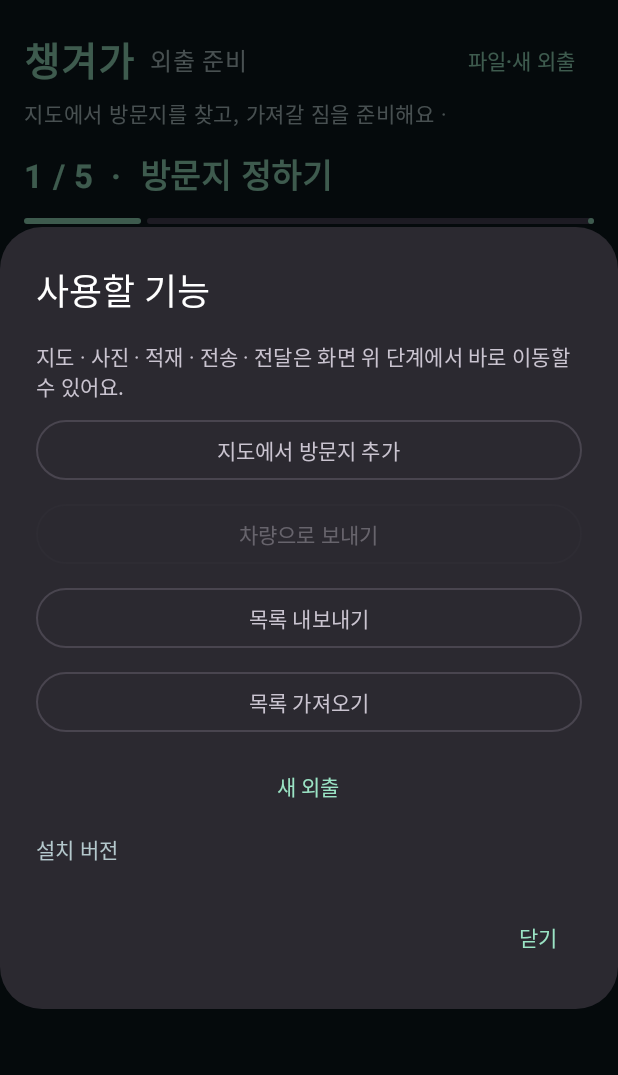
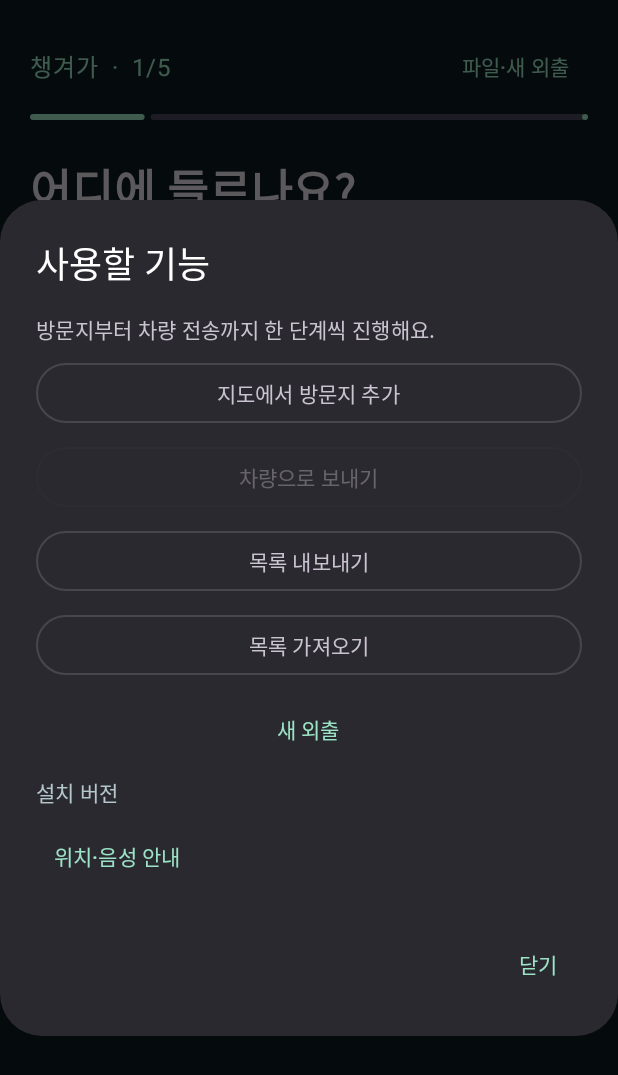
Before and after one commit to park-rudxo/hyundai_app, an Android app built with Jetpack Compose: the screen it shows after launch (MainActivity), after a tap on "파일·새 외출", on a phone screen of 412 x 824 dp. Shown: the top 1075 px of the screen. Run offline under Robolectric (Android 15) with nearby library versions, the phone set to English and light mode, and no system bars.

Commit message:
Add live place search and focused phone preparation flow

```diff
--- a/android/app/build.gradle.kts
+++ b/android/app/build.gradle.kts
@@ -24,8 +24,8 @@ android {
         applicationId = "io.changyeoga.app"
         minSdk = 26
         targetSdk = 35
-        versionCode = 10
-        versionName = "0.7.0"
+        versionCode = 11
+        versionName = "0.8.0"
         testInstrumentationRunner = "androidx.test.runner.AndroidJUnitRunner"
         manifestPlaceholders["naverMapKey"] = naverMapKey
         buildConfigField("String", "PLACE_SEARCH_URL", "\"${placeSearchUrl}\"")
--- a/android/app/src/main/java/io/changyeoga/app/MainActivity.kt
+++ b/android/app/src/main/java/io/changyeoga/app/MainActivity.kt
@@ -201,6 +201,24 @@ private fun App(vehicleAllowed: Boolean, signal: String) {
         },
         onDismiss={wireless=false},
     )
+    if(phone) PhonePreparation(
+        trip=trip, step=step, busy=busy, error=error, loadFailed=loadFailed, store=store,
+        onTools={tools=true}, onMap={openMap(it)}, onExample={commit(Trip.example())},
+        onStep={step=it}, onSelect={commit(trip.selectStop(it))},
+        onPhoto={ useCamera ->
+            pendingStop=trip.selectedStopId
+            runCatching { if(useCamera) camera.launch(null) else picker.launch("image/*") }
+                .onFailure { pendingStop=null;error="사진 앱을 열지 못했어요. 다시 시도해 주세요." }
+        },
+        onState={id,state -> commit(trip.changeState(id,state))},
+        onDelete={item -> val next=trip.removeItem(item.id);commit(next);if(trip==next)store.deletePhoto(item.photo)},
+        onSend={wireless=true}, onReset={reset=true},
+        assistant={
+            if(assistantPanel) TextButton(onClick={assistantPanel=false}) { Text("안내 닫기") }
+            TripAssistant(trip,allowed&&!busy&&!loadFailed,showControls=assistantPanel,onSave={commit(it)},onArrive={id -> commit(trip.selectStop(id));step=4},onPrepare={step=2})
+        }
+    )
+    if(!phone)
     Surface(Modifier.fillMaxSize(),color=Ink) {
         Column(Modifier.fillMaxSize().statusBarsPadding().navigationBarsPadding().padding(horizontal=if(compact) 16.dp else 28.dp,vertical=16.dp)) {
             Row(Modifier.fillMaxWidth(),horizontalArrangement=Arrangement.SpaceBetween,verticalAlignment=Alignment.CenterVertically) {
@@ -342,13 +360,14 @@ private fun App(vehicleAllowed: Boolean, signal: String) {
     }
     if(phone && tools && allowed) AlertDialog(onDismissRequest={tools=false},title={Text("사용할 기능")},text={
         Column(verticalArrangement=Arrangement.spacedBy(8.dp)) {
-            Text("지도 · 사진 · 적재 · 전송 · 전달은 화면 위 단계에서 바로 이동할 수 있어요.")
+            Text("방문지부터 차량 전송까지 한 단계씩 진행해요.")
             OutlinedButton(onClick={tools=false;openMap()},modifier=Modifier.fillMaxWidth()) { Text("지도에서 방문지 추가") }
             OutlinedButton(onClick={tools=false;wireless=true},enabled=trip.items.isNotEmpty(),modifier=Modifier.fillMaxWidth()) { Text("차량으로 보내기") }
             OutlinedButton(onClick={tools=false;runCatching{exporter.launch("changyeoga-trip.zip")}.onFailure{error="파일 저장 앱을 열 수 없습니다."}},enabled=!loadFailed,modifier=Modifier.fillMaxWidth()) { Text("목록 내보내기") }
             OutlinedButton(onClick={tools=false;importConfirm=true},modifier=Modifier.fillMaxWidth()) { Text("목록 가져오기") }
             TextButton(onClick={tools=false;reset=true},modifier=Modifier.fillMaxWidth()) { Text("새 외출") }
             Text("설치 버전 ${installedVersion}",color=Soft)
+            TextButton(onClick={tools=false;assistantPanel=true}) { Text("위치·음성 안내") }
         }
     },confirmButton={TextButton(onClick={tools=false}){Text("닫기")}})
     if(addStop && allowed) AlertDialog(onDismissRequest={addStop=false},title={Text("방문지 추가")},text={OutlinedTextField(value=stopName,onValueChange={stopName=it.take(30)},label={Text("예: 외가, 친구 집")},singleLine=true,modifier=Modifier.testTag("stopName"))},confirmButton={TextButton(enabled=stopName.isNotBlank(),onClick={commit(trip.addStop(stopName));stopName="";addStop=false}){Text("추가")}},dismissButton={TextButton(onClick={addStop=false}){Text("취소")}})
@@ -356,7 +375,7 @@ private fun App(vehicleAllowed: Boolean, signal: String) {
 }
 
 @Composable
-private fun ItemCard(item: Luggage,store: TripStore,delivery: Boolean,enabled: Boolean,showActions: Boolean=true,onState: (ItemState)->Unit,onDelete: ()->Unit) {
+internal fun ItemCard(item: Luggage,store: TripStore,delivery: Boolean,enabled: Boolean,showActions: Boolean=true,onState: (ItemState)->Unit,onDelete: ()->Unit) {
     val bitmap by produceState<android.graphics.Bitmap?>(null,item.photo) {
         value=withContext(Dispatchers.IO) { item.photo?.let { runCatching { BitmapFactory.decodeFile(store.photoFile(it).absolutePath) }.getOrNull() } }
     }
--- /dev/null
+++ b/android/app/src/main/java/io/changyeoga/app/PhonePreparation.kt
@@ -0,0 +1,106 @@
+package io.changyeoga.app
+
+import androidx.compose.foundation.layout.*
+import androidx.compose.foundation.lazy.LazyColumn
+import androidx.compose.foundation.lazy.items
+import androidx.compose.material3.*
+import androidx.compose.runtime.*
+import androidx.compose.ui.Modifier
+import androidx.compose.ui.text.font.FontWeight
+import androidx.compose.ui.unit.dp
+import androidx.compose.ui.unit.sp
+
+/** A single task per page; secondary actions open only when requested. */
+@Composable
+internal fun PhonePreparation(
+    trip:Trip, step:Int, busy:Boolean, error:String, loadFailed:Boolean, store:TripStore,
+    onTools:()->Unit, onMap:(Stop?)->Unit, onExample:()->Unit, onStep:(Int)->Unit,
+    onSelect:(String)->Unit, onPhoto:(Boolean)->Unit, onState:(String,ItemState)->Unit,
+    onDelete:(Luggage)->Unit, onSend:()->Unit, onReset:()->Unit, assistant:@Composable ()->Unit,
+) {
+    var chooseStop by remember { mutableStateOf(false) }
+    var choosePhoto by remember { mutableStateOf(false) }
+    val titles=listOf("어디에 들르나요?","무엇을 가져가나요?","차에 실었나요?","차량으로 보내세요","도착하면 건네주세요")
+    val next=listOf("짐 사진 등록","차에 싣기","차량에 보내기","도착 후 전달")
+    val stop=trip.stops.firstOrNull { it.id==trip.selectedStopId } ?: trip.stops.firstOrNull()
+    val luggage=stop?.let { trip.forStop(it.id) }.orEmpty()
+    val canNext=when(step) {
+        0 -> trip.stops.isNotEmpty()
+        1 -> trip.stops.isNotEmpty() && trip.stops.all { trip.forStop(it.id).isNotEmpty() }
+        2 -> trip.items.isNotEmpty() && trip.items.none { it.state==ItemState.READY }
+        4 -> trip.items.isNotEmpty() && trip.items.all { it.state==ItemState.DELIVERED }
+        else -> true
+    }
+    Surface(Modifier.fillMaxSize(),color=MaterialTheme.colorScheme.background) {
+        Column(Modifier.fillMaxSize().statusBarsPadding().navigationBarsPadding().padding(20.dp)) {
+            Row(Modifier.fillMaxWidth(),horizontalArrangement=Arrangement.SpaceBetween) {
+                if(step>0) TextButton(onClick={onStep(step-1)},enabled=!busy) { Text("‹ 이전") }
+                Text("챙겨가  ·  ${step+1}/5",Modifier.padding(top=12.dp),color=MaterialTheme.colorScheme.primary)
+                TextButton(onClick=onTools,enabled=!busy) { Text("파일·새 외출") }
+            }
+            LinearProgressIndicator(progress={(step+1)/5f},modifier=Modifier.fillMaxWidth().padding(top=8.dp,bottom=24.dp))
+            Text(titles[step],fontSize=30.sp,fontWeight=FontWeight.Bold)
+            if(error.isNotBlank()) Text(error,color=MaterialTheme.colorScheme.error)
+            if(loadFailed) { Text("저장된 목록을 확인할 수 없어요.");TextButton(onClick=onTools){Text("파일·새 외출")};return@Column }
+            assistant()
+            LazyColumn(Modifier.weight(1f).fillMaxWidth(),verticalArrangement=Arrangement.spacedBy(16.dp),contentPadding=PaddingValues(vertical=24.dp)) {
+                when(step) {
+                    0 -> {
+                        item { Text(if(trip.stops.isEmpty()) "들를 곳을 찾은 다음, 가져갈 짐을 담아요." else "방문지 ${trip.stops.size}곳을 정했어요. 사진 등록으로 넘어가세요.") }
+                        items(trip.stops,key={it.id}) { destination ->
+                            OutlinedCard(onClick={onMap(destination)},modifier=Modifier.fillMaxWidth()) {
+                                Column(Modifier.padding(20.dp)) {
+                                    Text(destination.name,fontSize=22.sp,fontWeight=FontWeight.Bold)
+                                    Text("눌러서 위치 변경",color=MaterialTheme.colorScheme.onSurfaceVariant)
+                                }
+                            }
+                        }
+                        item { LargeAction(if(trip.stops.isEmpty()) "지도에서 첫 방문지 찾기" else "+ 지도에서 방문지 찾기",!busy){onMap(null)} }
+                        if(trip.stops.isEmpty()) item { TextButton(onClick=onExample) { Text("예시로 둘러보기") } }
+                    }
+                    3 -> {
+                        item { Text("방문지 ${trip.stops.size}곳 · 짐 ${trip.items.size}개 준비 완료",fontSize=22.sp) }
+                        item { Card(Modifier.fillMaxWidth()) { Column(Modifier.padding(24.dp),verticalArrangement=Arrangement.spacedBy(16.dp)) {
+                            Text("1  폰과 차량을 같은 Wi-Fi에 연결")
+                            Text("2  차량에서 ‘휴대폰에서 받기’ 선택")
+                            Text("3  아래 버튼으로 전송")
+                        } } }
+                        item { LargeAction("차량으로 보내기",!busy,onSend) }
+                    }
+                    else -> {
+                        item { OutlinedButton(onClick={chooseStop=true},modifier=Modifier.fillMaxWidth().heightIn(min=64.dp)) { Text("${stop?.name.orEmpty()}  ·  방문지 변경",fontSize=20.sp) } }
+                        if(step==1) item { LargeAction("짐 사진 추가",!busy){choosePhoto=true} }
+                        if(luggage.isEmpty()) item { Text("이곳에 가져갈 짐을 사진으로 추가하세요.") }
+                        items(luggage,key={it.id}) { item ->
+                            ItemCard(item,store,step==4,!busy,showActions=step!=1,onState={onState(item.id,it)},onDelete={onDelete(item)})
+                        }
+                        if(!canNext) item { Text(when(step) {
+                            1 -> "방문지마다 짐 사진을 추가하면 다음으로 갈 수 있어요."
+                            2 -> "방문지를 바꿔가며 모든 짐을 ‘실었어요’로 확인해 주세요."
+                            else -> "건넨 짐을 확인해 주세요."
+                        }) }
+                    }
+                }
+            }
+            if(trip.stops.isNotEmpty()) LargeAction(if(step==4) "새 외출 준비" else "다음 · ${next[step]}",!busy&&canNext) {
+                if(step==4) onReset() else onStep(step+1)
+            }
+        }
+    }
+    if(chooseStop) AlertDialog(onDismissRequest={chooseStop=false},title={Text("어느 방문지인가요?")},text={
+        LazyColumn { items(trip.stops) { destination -> TextButton(onClick={onSelect(destination.id);chooseStop=false},modifier=Modifier.fillMaxWidth().heightIn(min=64.dp)) { Text(destination.name,fontSize=22.sp) } } }
+    },confirmButton={TextButton(onClick={chooseStop=false}){Text("닫기")}})
+    if(choosePhoto) AlertDialog(onDismissRequest={choosePhoto=false},title={Text("짐 사진 추가")},text={
+        Column(verticalArrangement=Arrangement.spacedBy(16.dp)) {
+            LargeAction("촬영",!busy){choosePhoto=false;onPhoto(true)}
+            LargeAction("사진에서 선택",!busy){choosePhoto=false;onPhoto(false)}
+        }
+    },confirmButton={TextButton(onClick={choosePhoto=false}){Text("취소")}})
+}
+
+@Composable
+private fun LargeAction(label:String,enabled:Boolean=true,onClick:()->Unit) {
+    Button(onClick=onClick,enabled=enabled,modifier=Modifier.fillMaxWidth().heightIn(min=76.dp),contentPadding=PaddingValues(20.dp)) {
+        Text(label,fontSize=21.sp,fontWeight=FontWeight.Bold)
+    }
+}
```
Also changed, not shown: 11 other files.
